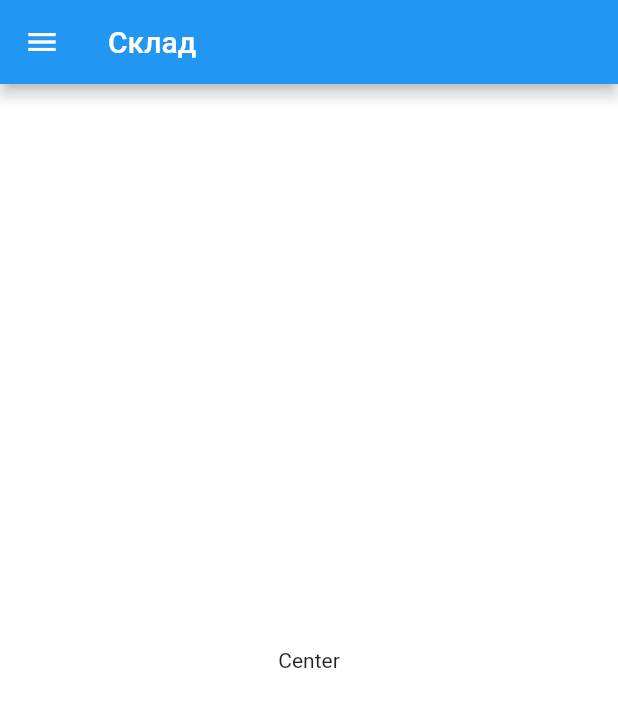
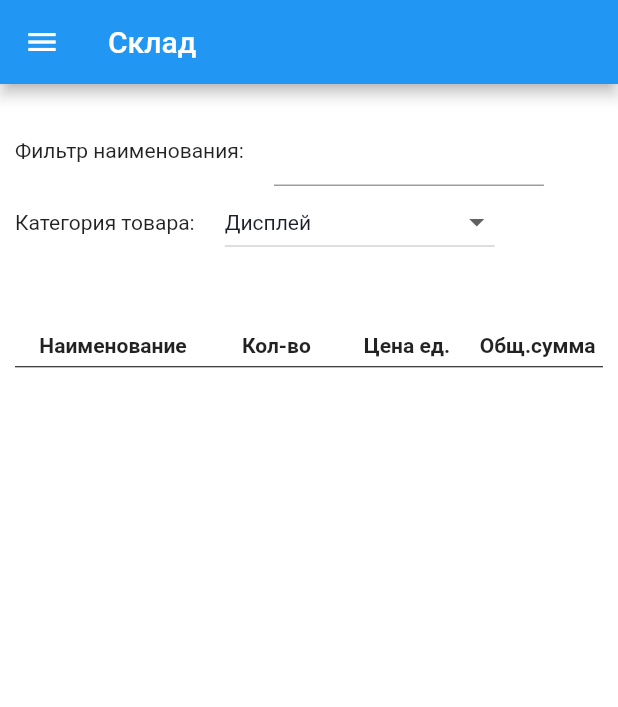
Before and after one commit to hatabulin/stock_db, a Flutter app: the HomePage screen opened by its route, on a phone screen of 412 x 824 dp. Shown: the top 707 px of the screen. Run offline on Flutter 3.47's test engine with Material 2 defaults, Android fonts, the phone set to English and light mode, and no system bars; our stand-ins replace firebase_auth; accounts and stored records are empty; Roboto replaces fonts that are missing (SF Pro Display).

Commit message:
refactoring code, add products page

```diff
--- a/lib/constants/uistrings.dart
+++ b/lib/constants/uistrings.dart
@@ -24,4 +24,8 @@ class UIStrings {
   static const String sign_in_recover_login = 'Восстановить логин и пароль';
   static const String sign_in_need_accept = 'Телефон/email должен быть подтвержден в личном кабинете';
 
+  static const String product_name = 'Наименование';
+  static const String quantity = 'Кол-во';
+  static const String price = 'Цена ед.';
+  static const String price_total = 'Общ.сумма';
 }
--- a/lib/ui/home/home_page.dart
+++ b/lib/ui/home/home_page.dart
@@ -1,25 +1,46 @@
 import 'package:flutter/material.dart';
+import 'package:stockdb/constants/uistrings.dart';
+import 'package:stockdb/ui/widgets/elements/appStyle.dart';
+import 'package:stockdb/ui/widgets/elements/textStyles.dart';
 
 class HomePage extends StatefulWidget {
-
   @override
   _HomePageState createState() => new _HomePageState();
 }
 
 class _HomePageState extends State<HomePage> {
+  String _filter = "";
+  String _selectedValue;
+  String _currentValue;
+  List _category = ["Дисплей", "Динамик"];
+  List<DropdownMenuItem<String>> _dropDownMenuItems;
+
+  List<DropdownMenuItem<String>> getDropDownMenuItems() {
+    List<DropdownMenuItem<String>> items = new List();
+    for (String category in _category) {
+      items.add(
+          new DropdownMenuItem(value: category, child: new Text(category)));
+    }
+    return items;
+  }
 
   @override
   Widget build(BuildContext context) {
+    _dropDownMenuItems = getDropDownMenuItems();
+    _currentValue = _dropDownMenuItems[0].value;
     return new Scaffold(
+        backgroundColor: Colors.white,
         appBar: new AppBar(
           title: new Text('Склад'),
         ),
         drawer: new Drawer(
             child: new ListView(
-            children: <Widget> [
-              new DrawerHeader(child: new Text('Меню'),),
+          children: <Widget>[
+            new DrawerHeader(
+              child: new Text('Меню'),
+            ),
             new ListTile(
-                title: new Text('Категории товаров'),
+              title: new Text('Товары'),
               onTap: () {},
             ),
             new ListTile(
@@ -32,13 +53,99 @@ class _HomePageState extends State<HomePage> {
               onTap: () {},
             ),
           ],
+        )),
+        body: _productsListWidget());
+  }
+
+  Widget _productsListWidget() {
+    return Container(
+    padding: EdgeInsets.only(left: 10, right: 10),
+      child:Column(children: <Widget>[
+      SizedBox(
+        height: 20,
+      ),
+      _filterWidget(),
+      _productCategoryWidget(),
+      SizedBox(
+        height: 50,
+      ),
+      _tableBar(),
+    ]));
+  }
+
+  Widget _filterWidget() {
+    return Row(children: <Widget>[
+      Text(
+        'Фильтр наименования:',
+        style: TextStyle(fontSize: 14),
+      ),
+      Container(
+        padding: EdgeInsets.only(left: 20),
+        width: 200,
+        child: TextFormField(
+            style: TextStyle(fontSize: 14), validator: (value) {}),
       )
+    ]);
+  }
+
+  Widget _productCategoryWidget() {
+    return Row(children: <Widget>[
+      Text(
+        'Категория товара:',
+        style: TextStyle(fontSize: 14),
       ),
-      body: new Center(
-        child: new Text(
-          'Center',
+      Container(
+          padding: EdgeInsets.only(left: 20),
+          width: 200,
+          child: DropdownButton(
+            style: TextStyle(fontSize: 14, color: appNormalTextColor,),
+            isExpanded: true,
+            value: _currentValue,
+            items: _dropDownMenuItems,
+            onChanged: (value) {
+              _selectedValue = value;
+            },
+          ))
+    ]);
+  }
+
+  Widget _tableBar() {
+    return Column(children: <Widget>[
+      Row(children: <Widget>[
+        Expanded(
+          flex: 3,
+          child: Text(
+            UIStrings.product_name,
+            textAlign: TextAlign.center,
+            style: TextStyle(fontWeight: FontWeight.bold),
           ),
         ),
-    );
+        Expanded(
+          flex: 2,
+          child: Text(UIStrings.quantity,
+              textAlign: TextAlign.center,
+              style: TextStyle(fontWeight: FontWeight.bold)),
+        ),
+        Expanded(
+          flex: 2,
+          child: Text(UIStrings.price,
+              textAlign: TextAlign.center,
+              style: TextStyle(fontWeight: FontWeight.bold)),
+        ),
+        Expanded(
+          flex: 2,
+          child: Text(UIStrings.price_total,
+              textAlign: TextAlign.center,
+              style: TextStyle(fontWeight: FontWeight.bold)),
+        ),
+      ]),
+      SizedBox(
+        height: 5,
+      ),
+      Divider(
+        color: Colors.black,
+        height: 3,
+      )
+    ]);
   }
 }
--- a/lib/ui/widgets/elements/textStyles.dart
+++ b/lib/ui/widgets/elements/textStyles.dart
@@ -113,3 +113,40 @@ Widget appTextCodeField(
     ),
   );
 }
+
+Widget appTextField(
+    String hint, bool hideText, TextCallback callback) {
+  return Container(
+    decoration: BoxDecoration(
+      borderRadius: const BorderRadius.all(const Radius.circular(5.0)),
+      boxShadow: [
+        BoxShadow(
+          color: Colors.yellow.withOpacity(0.2),
+          spreadRadius: 5,
+          blurRadius: 7,
+          offset: Offset(0, 3), // changes position of shadow
+        ),
+      ],
+    ),
+    height: 20.0,
+    width: 40.0,
+    child: TextFormField(
+      maxLength: 20,
+//      keyboardType: TextInputType.,
+      cursorColor: primaryColor,
+//      obscureText: hideText,
+      autofocus: true,
+      style: new TextStyle(color: appNormalTextColor, fontSize: 14),
+      decoration: InputDecoration(
+        border: InputBorder.none,
+        contentPadding: EdgeInsets.fromLTRB(5.0, 2.0, 2.0, 8.0),
+        hintText: hint,
+        counterText: "",
+        hintStyle: TextStyle(color: appTextHintColor),
+      ),
+      onChanged: (text) {
+        callback(text);
+      },
+    ),
+  );
+}
```
Lines whose indentation alone changed are shown as unchanged.
